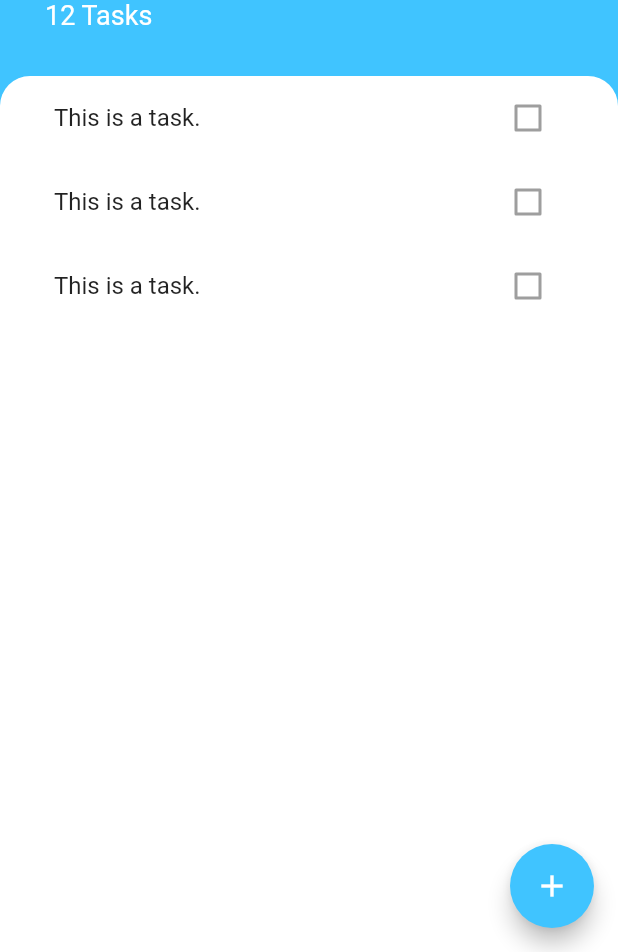
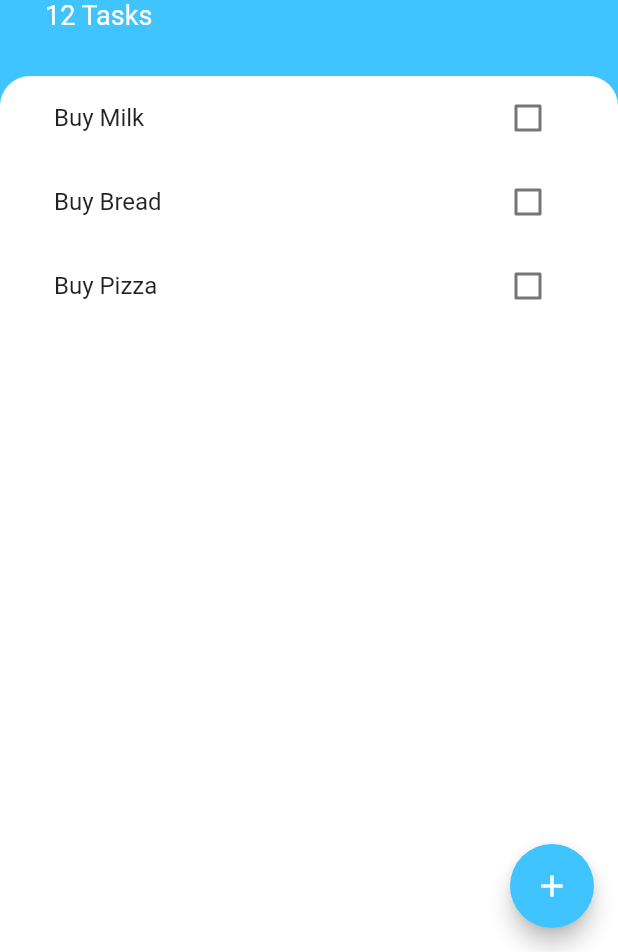
Before and after one commit to daresam/Todo-List-App, a Flutter app: the screen it shows after launch, on a phone screen of 412 x 824 dp, the part 284-1236 px from its top. Run offline on Flutter 3.47's test engine with Material 2 defaults, Android fonts, the phone set to English and light mode, and no system bars.

```diff
--- /dev/null
+++ b/lib/models/task.dart
@@ -0,0 +1,8 @@
+class Task {
+  final String name;
+  bool isDone;
+  Task({this.name, this.isDone = false});
+  void toggleDone() {
+    isDone = !isDone;
+  }
+}
--- a/lib/screens/tasks_screen.dart
+++ b/lib/screens/tasks_screen.dart
@@ -1,9 +1,21 @@
 import 'package:flutter/cupertino.dart';
 import 'package:flutter/material.dart';
+import 'package:todoey/models/task.dart';
 import 'package:todoey/widgets/add_task_screen.dart';
 import 'package:todoey/widgets/task_list.dart';
 
-class TasksScreen extends StatelessWidget {
+class TasksScreen extends StatefulWidget {
+  @override
+  _TasksScreenState createState() => _TasksScreenState();
+}
+
+class _TasksScreenState extends State<TasksScreen> {
+  List<Task> tasks = [
+    Task(name: 'Buy Milk'),
+    Task(name: 'Buy Bread'),
+    Task(name: 'Buy Pizza'),
+  ];
+
   @override
   Widget build(BuildContext context) {
     return Scaffold(
@@ -14,7 +26,14 @@ class TasksScreen extends StatelessWidget {
         onPressed: () {
           showModalBottomSheet(
             context: context,
-            builder: (context) => AddTaskScreen(),
+            builder: (context) => AddTaskScreen(
+              (newTaskTitle) {
+                setState(() {
+                  tasks.add(Task(name: newTaskTitle));
+                  Navigator.pop(context);
+                });
+              },
+            ),
           );
         },
       ),
@@ -66,7 +85,7 @@ class TasksScreen extends StatelessWidget {
                   topRight: Radius.circular(20.0),
                 ),
               ),
-              child: TaskList(),
+              child: TaskList(tasks),
             ),
           ),
         ],
--- a/lib/widgets/task_list.dart
+++ b/lib/widgets/task_list.dart
@@ -1,15 +1,30 @@
 import 'package:flutter/material.dart';
+import 'package:todoey/models/task.dart';
 import 'package:todoey/widgets/task_tile.dart';
 
-class TaskList extends StatelessWidget {
+class TaskList extends StatefulWidget {
+  final List<Task> tasks;
+
+  const TaskList(this.tasks);
+
+  @override
+  _TaskListState createState() => _TaskListState();
+}
+
+class _TaskListState extends State<TaskList> {
   @override
   Widget build(BuildContext context) {
-    return ListView(
-      children: <Widget>[
-        TaskTile(),
-        TaskTile(),
-        TaskTile(),
-      ],
-    );
+    return ListView.builder(
+        itemBuilder: (context, index) {
+          return TaskTile(
+              taskTitle: widget.tasks[index].name,
+              isChecked: widget.tasks[index].isDone,
+              checkBoxCallback: (checkBoxState) {
+                setState(() {
+                  widget.tasks[index].toggleDone();
+                });
+              });
+        },
+        itemCount: widget.tasks.length);
   }
 }
--- a/lib/widgets/task_tile.dart
+++ b/lib/widgets/task_tile.dart
@@ -1,13 +1,24 @@
 import 'package:flutter/material.dart';
 
 class TaskTile extends StatelessWidget {
+  final bool isChecked;
+  final String taskTitle;
+  final Function checkBoxCallback;
+
+  TaskTile({this.taskTitle, this.isChecked, this.checkBoxCallback});
+
   @override
   Widget build(BuildContext context) {
     return ListTile(
-      title: Text('This is a task.'),
-      trailing: Checkbox(
-        value: false,
-      ),
-    );
+        title: Text(
+          taskTitle,
+          style: TextStyle(
+              decoration: isChecked ? TextDecoration.lineThrough : null),
+        ),
+        trailing: Checkbox(
+          activeColor: Colors.lightBlueAccent,
+          value: isChecked,
+          onChanged: checkBoxCallback,
+        ));
   }
 }
--- a/pubspec.yaml
+++ b/pubspec.yaml
@@ -23,7 +23,7 @@ environment:
 dependencies:
   flutter:
     sdk: flutter
-
+  provider: ^4.1.3
 
   # The following adds the Cupertino Icons font to your application.
   # Use with the CupertinoIcons class for iOS style icons.
```
Also changed, not shown: lib/widgets/add_task_screen.dart (+15 -2 lines), pubspec.lock.
